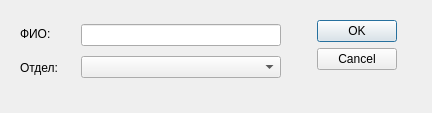
Before: the Qt Designer form ui/AddRecipient.ui in ismd/4med, drawn with Qt 5.
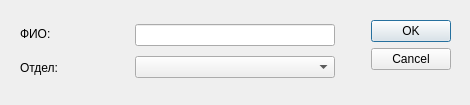
After: the same form once the commit is applied.

What changed in the file:
```diff
--- a/ui/AddRecipient.ui
+++ b/ui/AddRecipient.ui
@@ -6,8 +6,8 @@
    <rect>
     <x>0</x>
     <y>0</y>
-    <width>432</width>
-    <height>113</height>
+    <width>470</width>
+    <height>105</height>
    </rect>
   </property>
   <property name="windowTitle">
@@ -18,7 +18,7 @@
     <rect>
      <x>20</x>
      <y>20</y>
-     <width>377</width>
+     <width>431</width>
      <height>62</height>
     </rect>
    </property>
```
Left out of the diff: 26 changed lines with no effect on the pictures.
